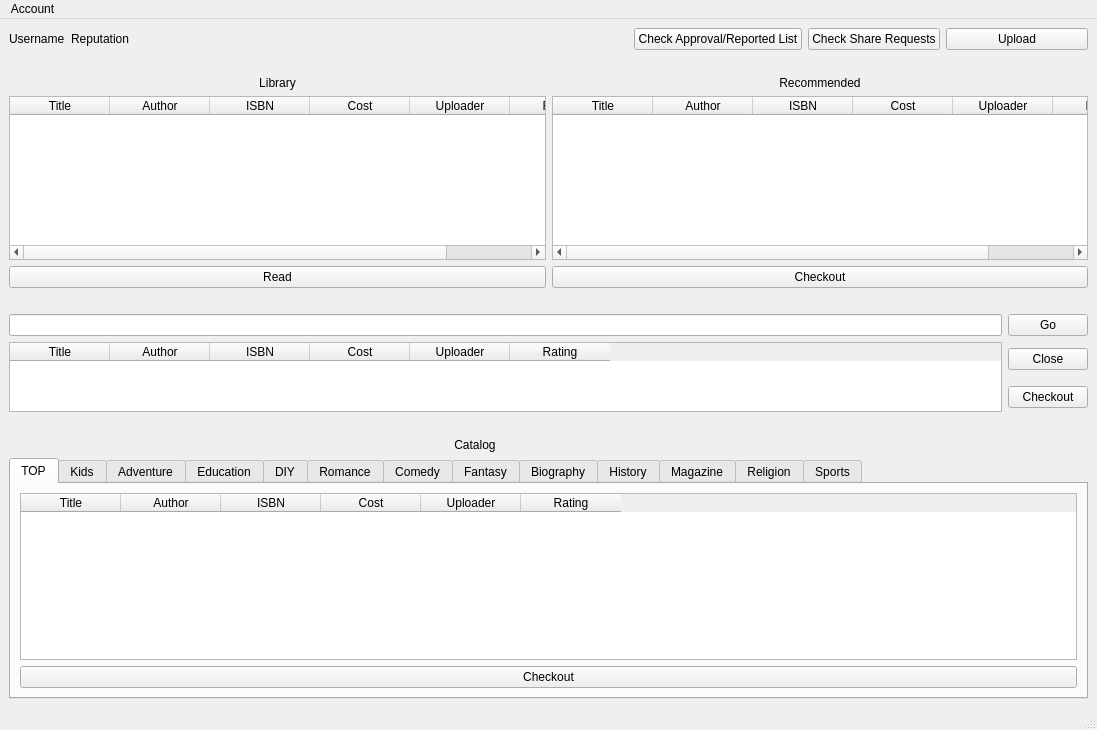
This is designer/Ui_MainWindowRegistered.ui in psuong/P2PBooks as Qt 5 draws it before an edit. The edited form follows.
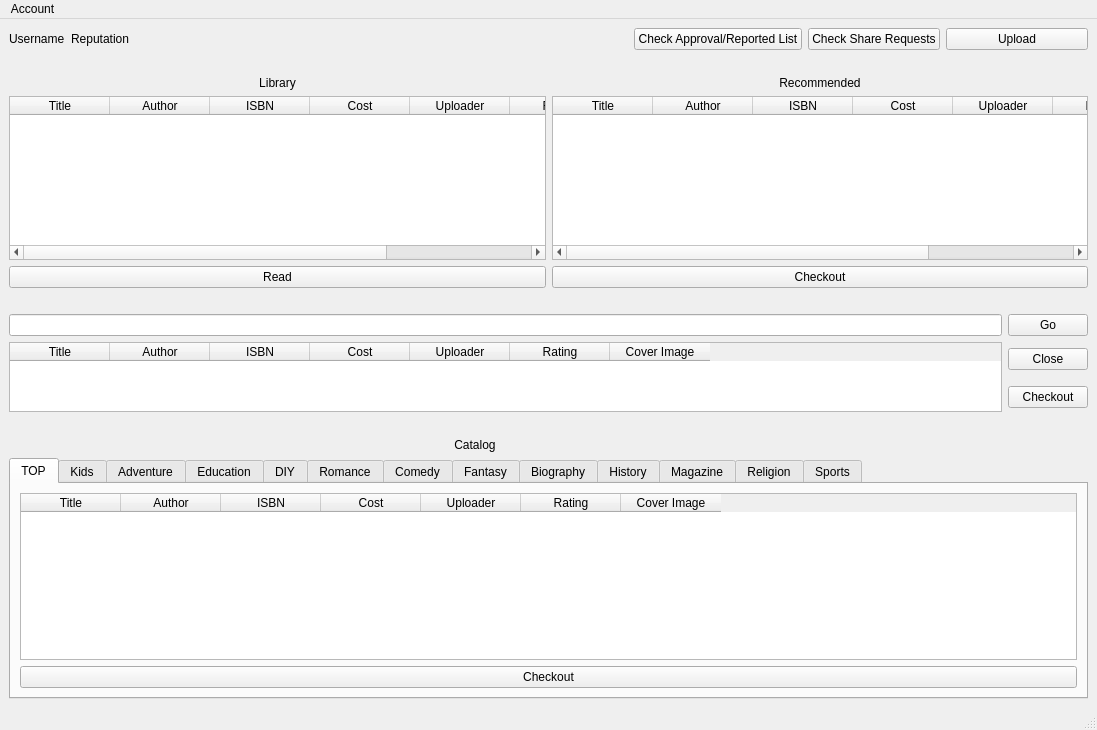
This is the edited form.

Commit message: Refactored table widget loading data of registered main window to use one function

The edit to the form file:
```diff
--- a/designer/Ui_MainWindowRegistered.ui
+++ b/designer/Ui_MainWindowRegistered.ui
@@ -80,6 +80,11 @@
             <string>Rating</string>
            </property>
           </column>
+          <column>
+           <property name="text">
+            <string>Cover Image</string>
+           </property>
+          </column>
          </widget>
         </item>
         <item row="1" column="0">
@@ -812,6 +817,11 @@
         <string>Rating</string>
        </property>
       </column>
+      <column>
+       <property name="text">
+        <string>Cover Image</string>
+       </property>
+      </column>
      </widget>
     </item>
     <item row="9" column="13">
@@ -910,102 +920,6 @@
     </item>
     <item row="5" column="0" colspan="14">
      <layout class="QGridLayout" name="gridLayout_15">
-      <item row="0" column="2">
-       <widget class="QTableWidget" name="saved_table_widget">
-        <property name="editTriggers">
-         <set>QAbstractItemView::NoEditTriggers</set>
-        </property>
-        <property name="selectionMode">
-         <enum>QAbstractItemView::SingleSelection</enum>
-        </property>
-        <property name="selectionBehavior">
-         <enum>QAbstractItemView::SelectRows</enum>
-        </property>
-        <property name="columnCount">
-         <number>6</number>
-        </property>
-        <column>
-         <property name="text">
-          <string>Title</string>
-         </property>
-        </column>
-        <column>
-         <property name="text">
-          <string>Author</string>
-         </property>
-        </column>
-        <column>
-         <property name="text">
-          <string>ISBN</string>
-         </property>
-        </column>
-        <column>
-         <property name="text">
-          <string>Cost</string>
-         </property>
-        </column>
-        <column>
-         <property name="text">
-          <string>Uploader</string>
-         </property>
-        </column>
-        <column>
-         <property name="text">
-          <string>Rating</string>
-         </property>
-        </column>
-       </widget>
-      </item>
-      <item row="1" column="2">
-       <widget class="QPushButton" name="checkout_recommended_push_button">
-        <property name="text">
-         <string>Checkout</string>
-        </property>
-       </widget>
-      </item>
-      <item row="0" column="1">
-       <widget class="QTableWidget" name="library_table_widget">
-        <property name="editTriggers">
-         <set>QAbstractItemView::NoEditTriggers</set>
-        </property>
-        <property name="selectionMode">
-         <enum>QAbstractItemView::SingleSelection</enum>
-        </property>
-        <property name="selectionBehavior">
-         <enum>QAbstractItemView::SelectRows</enum>
-        </property>
-        <column>
-         <property name="text">
-          <string>Title</string>
-         </property>
-        </column>
-        <column>
-         <property name="text">
-          <string>Author</string>
-         </property>
-        </column>
-        <column>
-         <property name="text">
-          <string>ISBN</string>
-         </property>
-        </column>
-        <column>
-         <property name="text">
-          <string>Cost</string>
-         </property>
-        </column>
-        <column>
-         <property name="text">
-          <string>Uploader</string>
-         </property>
-        </column>
-        <column>
-         <property name="text">
-          <string>Rating</string>
-         </property>
-        </column>
-       </widget>
-      </item>
       <item row="1" column="1">
        <widget class="QPushButton" name="read_library_push_button">
         <property name="text">
@@ -1013,6 +927,118 @@
         </property>
        </widget>
       </item>
+      <item row="0" column="1">
+       <widget class="QTableWidget" name="library_table_widget">
+        <property name="editTriggers">
+         <set>QAbstractItemView::NoEditTriggers</set>
+        </property>
+        <property name="selectionMode">
+         <enum>QAbstractItemView::SingleSelection</enum>
+        </property>
+        <property name="selectionBehavior">
+         <enum>QAbstractItemView::SelectRows</enum>
+        </property>
+        <column>
+         <property name="text">
+          <string>Title</string>
+         </property>
+        </column>
+        <column>
+         <property name="text">
+          <string>Author</string>
+         </property>
+        </column>
+        <column>
+         <property name="text">
+          <string>ISBN</string>
+         </property>
+        </column>
+        <column>
+         <property name="text">
+          <string>Cost</string>
+         </property>
+        </column>
+        <column>
+         <property name="text">
+          <string>Uploader</string>
+         </property>
+        </column>
+        <column>
+         <property name="text">
+          <string>Rating</string>
+         </property>
+        </column>
+        <column>
+         <property name="text">
+          <string>Cover Image</string>
+         </property>
+        </column>
+       </widget>
+      </item>
+      <item row="1" column="2">
+       <widget class="QPushButton" name="checkout_recommended_push_button">
+        <property name="text">
+         <string>Checkout</string>
+        </property>
+       </widget>
+      </item>
+      <item row="0" column="2">
+       <widget class="QTableWidget" name="recommended_table_widget">
+        <property name="minimumSize">
+         <size>
+          <width>535</width>
+          <height>0</height>
+         </size>
+        </property>
+        <property name="editTriggers">
+         <set>QAbstractItemView::NoEditTriggers</set>
+        </property>
+        <property name="selectionMode">
+         <enum>QAbstractItemView::SingleSelection</enum>
+        </property>
+        <property name="selectionBehavior">
+         <enum>QAbstractItemView::SelectRows</enum>
+        </property>
+        <property name="columnCount">
+         <number>7</number>
+        </property>
+        <column>
+         <property name="text">
+          <string>Title</string>
+         </property>
+        </column>
+        <column>
+         <property name="text">
+          <string>Author</string>
+         </property>
+        </column>
+        <column>
+         <property name="text">
+          <string>ISBN</string>
+         </property>
+        </column>
+        <column>
+         <property name="text">
+          <string>Cost</string>
+         </property>
+        </column>
+        <column>
+         <property name="text">
+          <string>Uploader</string>
+         </property>
+        </column>
+        <column>
+         <property name="text">
+          <string>Rating</string>
+         </property>
+        </column>
+        <column>
+         <property name="text">
+          <string>Cover Image</string>
+         </property>
+        </column>
+       </widget>
+      </item>
      </layout>
     </item>
     <item row="14" column="7">
```
Left out of the diff: 220 changed lines with no effect on the pictures. The commit also changes 3 other files.
